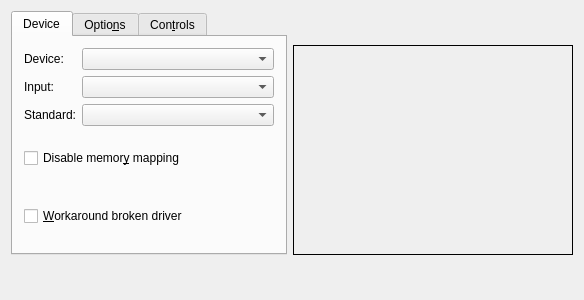
Old version of the form kopete/config/avdevice/avdeviceconfig_videodevice.ui in the repository KDE/kopete.
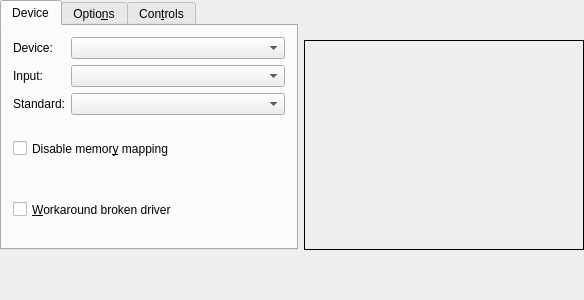
New version of the form. The open tabs and pages were chosen to show the change. Icons and pictures are not drawn. Custom widgets are drawn as their Qt base class.

Commit message: A couple more string tweaks, remove references to audio in preparation for 4.1's separate config page, and use the xdg standard icon name

```diff
--- a/kopete/config/avdevice/avdeviceconfig_videodevice.ui
+++ b/kopete/config/avdevice/avdeviceconfig_videodevice.ui
@@ -19,6 +19,18 @@
    <string>Video</string>
   </property>
   <layout class="QVBoxLayout" >
+   <property name="leftMargin" >
+    <number>0</number>
+   </property>
+   <property name="topMargin" >
+    <number>0</number>
+   </property>
+   <property name="rightMargin" >
+    <number>0</number>
+   </property>
+   <property name="bottomMargin" >
+    <number>0</number>
+   </property>
    <item>
     <layout class="QHBoxLayout" >
      <item>
```
Left out of the diff: 2 changed lines with no effect on the pictures. The commit also changes 2 other files.
